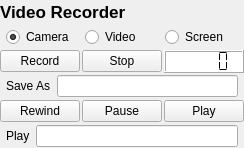
davidgrier/pyfab, file jansenlib/QDVR/QDVRWidget.ui: the form before one commit.
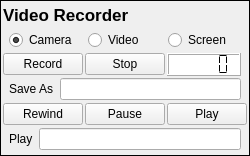
The form after the commit.

Commit message: upgrade designed widgets to QFrame

Patch:
```diff
--- a/jansenlib/QDVR/QDVRWidget.ui
+++ b/jansenlib/QDVR/QDVRWidget.ui
@@ -1,13 +1,13 @@
 <?xml version="1.0" encoding="UTF-8"?>
 <ui version="4.0">
  <class>QDVRWidget</class>
- <widget class="QWidget" name="QDVRWidget">
+ <widget class="QFrame" name="QDVRWidget">
   <property name="geometry">
    <rect>
     <x>0</x>
     <y>0</y>
-    <width>227</width>
-    <height>148</height>
+    <width>233</width>
+    <height>156</height>
    </rect>
   </property>
   <property name="font">
@@ -21,12 +21,24 @@
   <property name="statusTip">
    <string>Video Recorder</string>
   </property>
+  <property name="frameShape">
+   <enum>QFrame::Box</enum>
+  </property>
   <layout class="QVBoxLayout" name="verticalLayout">
    <property name="spacing">
     <number>1</number>
    </property>
-   <property name="margin">
-    <number>0</number>
+   <property name="leftMargin">
+    <number>2</number>
+   </property>
+   <property name="topMargin">
+    <number>2</number>
+   </property>
+   <property name="rightMargin">
+    <number>2</number>
+   </property>
+   <property name="bottomMargin">
+    <number>4</number>
    </property>
    <item>
     <widget class="QLabel" name="label">
@@ -103,7 +115,16 @@
       <property name="spacing">
        <number>2</number>
       </property>
-      <property name="margin">
+      <property name="leftMargin">
+       <number>0</number>
+      </property>
+      <property name="topMargin">
+       <number>0</number>
+      </property>
+      <property name="rightMargin">
+       <number>6</number>
+      </property>
+      <property name="bottomMargin">
        <number>0</number>
       </property>
       <item>
```
The commit also changes 5 other files.
